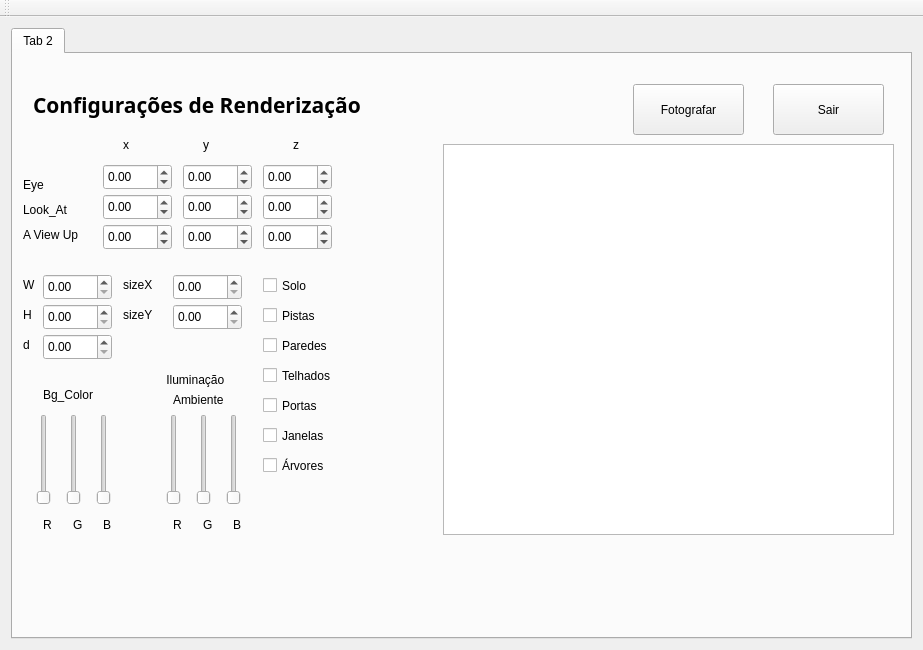
Alexandrecajamos/RayCasting, file mainwindow.ui: the form before one commit.
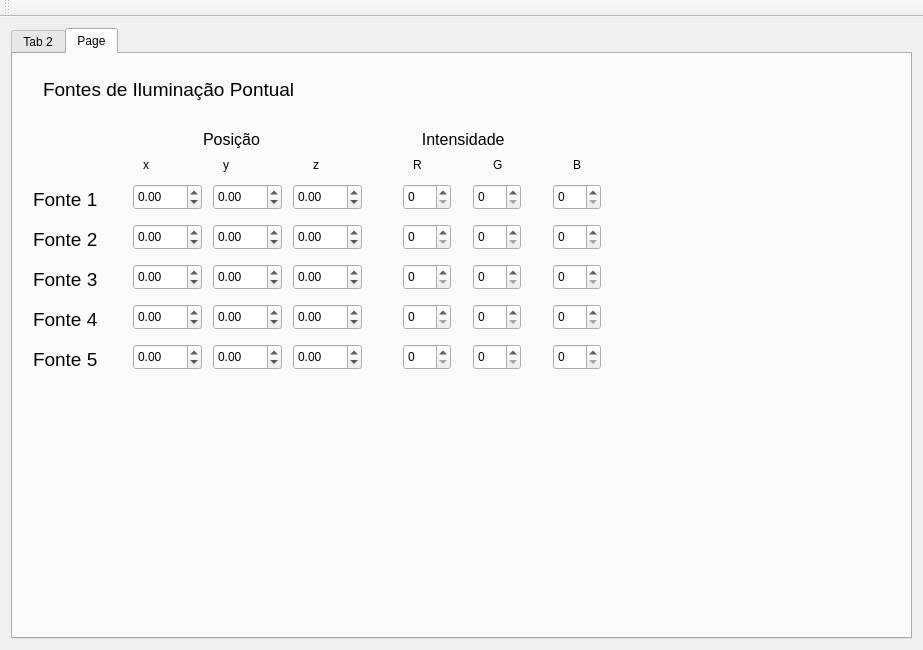
The form after the commit.

Patch:
```diff
--- a/mainwindow.ui
+++ b/mainwindow.ui
@@ -24,7 +24,7 @@
     <item>
      <widget class="QTabWidget" name="tabWidget">
       <property name="currentIndex">
-       <number>0</number>
+       <number>1</number>
       </property>
       <widget class="QWidget" name="tab_2">
        <attribute name="title">
@@ -730,14 +730,676 @@
        <widget class="QGraphicsView" name="graphicsView">
         <property name="geometry">
          <rect>
-          <x>430</x>
-          <y>90</y>
-          <width>451</width>
-          <height>391</height>
+          <x>370</x>
+          <y>100</y>
+          <width>521</width>
+          <height>471</height>
          </rect>
         </property>
        </widget>
       </widget>
+      <widget class="QWidget" name="tab">
+       <attribute name="title">
+        <string>Page</string>
+       </attribute>
+       <widget class="QDoubleSpinBox" name="Eye_y_2">
+        <property name="geometry">
+         <rect>
+          <x>200</x>
+          <y>130</y>
+          <width>69</width>
+          <height>26</height>
+         </rect>
+        </property>
+        <property name="minimum">
+         <double>-9990.000000000000000</double>
+        </property>
+        <property name="maximum">
+         <double>9999.989999999999782</double>
+        </property>
+       </widget>
+       <widget class="QLabel" name="label_17">
+        <property name="geometry">
+         <rect>
+          <x>210</x>
+          <y>100</y>
+          <width>16</width>
+          <height>21</height>
+         </rect>
+        </property>
+        <property name="text">
+         <string>y</string>
+        </property>
+       </widget>
+       <widget class="QDoubleSpinBox" name="Eye_x_2">
+        <property name="geometry">
+         <rect>
+          <x>120</x>
+          <y>130</y>
+          <width>69</width>
+          <height>26</height>
+         </rect>
+        </property>
+        <property name="minimum">
+         <double>-9990.000000000000000</double>
+        </property>
+        <property name="maximum">
+         <double>9999.989999999999782</double>
+        </property>
+       </widget>
+       <widget class="QLabel" name="label_23">
+        <property name="geometry">
+         <rect>
+          <x>130</x>
+          <y>100</y>
+          <width>16</width>
+          <height>21</height>
+         </rect>
+        </property>
+        <property name="text">
+         <string>x</string>
+        </property>
+       </widget>
+       <widget class="QDoubleSpinBox" name="Eye_z_2">
+        <property name="geometry">
+         <rect>
+          <x>280</x>
+          <y>130</y>
+          <width>69</width>
+          <height>26</height>
+         </rect>
+        </property>
+        <property name="minimum">
+         <double>-9990.000000000000000</double>
+        </property>
+        <property name="maximum">
+         <double>9999.989999999999782</double>
+        </property>
+       </widget>
+       <widget class="QLabel" name="label_24">
+        <property name="geometry">
+         <rect>
+          <x>300</x>
+          <y>100</y>
+          <width>16</width>
+          <height>21</height>
+         </rect>
+        </property>
+        <property name="text">
+         <string>z</string>
+        </property>
+       </widget>
+       <widget class="QLabel" name="label_25">
+        <property name="geometry">
+         <rect>
+          <x>480</x>
+          <y>100</y>
+          <width>16</width>
+          <height>21</height>
+         </rect>
+        </property>
+        <property name="text">
+         <string>G</string>
+        </property>
+       </widget>
+       <widget class="QLabel" name="label_26">
+        <property name="geometry">
+         <rect>
+          <x>560</x>
+          <y>100</y>
+          <width>16</width>
+          <height>21</height>
+         </rect>
+        </property>
+        <property name="text">
+         <string>B</string>
+        </property>
+       </widget>
+       <widget class="QLabel" name="label_27">
+        <property name="geometry">
+         <rect>
+          <x>400</x>
+          <y>100</y>
+          <width>16</width>
+          <height>21</height>
+         </rect>
+        </property>
+        <property name="text">
+         <string>R</string>
+        </property>
+       </widget>
+       <widget class="QLabel" name="label_28">
+        <property name="geometry">
+         <rect>
+          <x>30</x>
+          <y>20</y>
+          <width>261</width>
+          <height>31</height>
+         </rect>
+        </property>
+        <property name="font">
+         <font>
+          <pointsize>14</pointsize>
+         </font>
+        </property>
+        <property name="text">
+         <string>Fontes de Iluminação Pontual</string>
+        </property>
+       </widget>
+       <widget class="QLabel" name="label_29">
+        <property name="geometry">
+         <rect>
+          <x>20</x>
+          <y>130</y>
+          <width>81</width>
+          <height>31</height>
+         </rect>
+        </property>
+        <property name="font">
+         <font>
+          <pointsize>14</pointsize>
+         </font>
+        </property>
+        <property name="text">
+         <string>Fonte 1 </string>
+        </property>
+       </widget>
+       <widget class="QLabel" name="label_30">
+        <property name="geometry">
+         <rect>
+          <x>190</x>
+          <y>70</y>
+          <width>81</width>
+          <height>31</height>
+         </rect>
+        </property>
+        <property name="font">
+         <font>
+          <pointsize>12</pointsize>
+         </font>
+        </property>
+        <property name="text">
+         <string>Posição</string>
+        </property>
+       </widget>
+       <widget class="QDoubleSpinBox" name="Eye_z_3">
+        <property name="geometry">
+         <rect>
+          <x>280</x>
+          <y>170</y>
+          <width>69</width>
+          <height>26</height>
+         </rect>
+        </property>
+        <property name="minimum">
+         <double>-9990.000000000000000</double>
+        </property>
+        <property name="maximum">
+         <double>9999.989999999999782</double>
+        </property>
+       </widget>
+       <widget class="QDoubleSpinBox" name="Eye_x_6">
+        <property name="geometry">
+         <rect>
+          <x>120</x>
+          <y>170</y>
+          <width>69</width>
+          <height>26</height>
+         </rect>
+        </property>
+        <property name="minimum">
+         <double>-9990.000000000000000</double>
+        </property>
+        <property name="maximum">
+         <double>9999.989999999999782</double>
+        </property>
+       </widget>
+       <widget class="QLabel" name="label_31">
+        <property name="geometry">
+         <rect>
+          <x>20</x>
+          <y>170</y>
+          <width>81</width>
+          <height>31</height>
+         </rect>
+        </property>
+        <property name="font">
+         <font>
+          <pointsize>14</pointsize>
+         </font>
+        </property>
+        <property name="text">
+         <string>Fonte 2</string>
+        </property>
+       </widget>
+       <widget class="QDoubleSpinBox" name="Eye_y_3">
+        <property name="geometry">
+         <rect>
+          <x>200</x>
+          <y>170</y>
+          <width>69</width>
+          <height>26</height>
+         </rect>
+        </property>
+        <property name="minimum">
+         <double>-9990.000000000000000</double>
+        </property>
+        <property name="maximum">
+         <double>9999.989999999999782</double>
+        </property>
+       </widget>
+       <widget class="QDoubleSpinBox" name="Eye_z_4">
+        <property name="geometry">
+         <rect>
+          <x>280</x>
+          <y>210</y>
+          <width>69</width>
+          <height>26</height>
+         </rect>
+        </property>
+        <property name="minimum">
+         <double>-9990.000000000000000</double>
+        </property>
+        <property name="maximum">
+         <double>9999.989999999999782</double>
+        </property>
+       </widget>
+       <widget class="QDoubleSpinBox" name="Eye_x_10">
+        <property name="geometry">
+         <rect>
+          <x>120</x>
+          <y>210</y>
+          <width>69</width>
+          <height>26</height>
+         </rect>
+        </property>
+        <property name="minimum">
+         <double>-9990.000000000000000</double>
+        </property>
+        <property name="maximum">
+         <double>9999.989999999999782</double>
+        </property>
+       </widget>
+       <widget class="QLabel" name="label_32">
+        <property name="geometry">
+         <rect>
+          <x>20</x>
+          <y>210</y>
+          <width>81</width>
+          <height>31</height>
+         </rect>
+        </property>
+        <property name="font">
+         <font>
+          <pointsize>14</pointsize>
+         </font>
+        </property>
+        <property name="text">
+         <string>Fonte 3</string>
+        </property>
+       </widget>
+       <widget class="QDoubleSpinBox" name="Eye_y_4">
+        <property name="geometry">
+         <rect>
+          <x>200</x>
+          <y>210</y>
+          <width>69</width>
+          <height>26</height>
+         </rect>
+        </property>
+        <property name="minimum">
+         <double>-9990.000000000000000</double>
+        </property>
+        <property name="maximum">
+         <double>9999.989999999999782</double>
+        </property>
+       </widget>
+       <widget class="QDoubleSpinBox" name="Eye_z_5">
+        <property name="geometry">
+         <rect>
+          <x>280</x>
+          <y>250</y>
+          <width>69</width>
+          <height>26</height>
+         </rect>
+        </property>
+        <property name="minimum">
+         <double>-9990.000000000000000</double>
+        </property>
+        <property name="maximum">
+         <double>9999.989999999999782</double>
+        </property>
+       </widget>
+       <widget class="QDoubleSpinBox" name="Eye_x_14">
+        <property name="geometry">
+         <rect>
+          <x>120</x>
+          <y>250</y>
+          <width>69</width>
+          <height>26</height>
+         </rect>
+        </property>
+        <property name="minimum">
+         <double>-9990.000000000000000</double>
+        </property>
+        <property name="maximum">
+         <double>9999.989999999999782</double>
+        </property>
+       </widget>
+       <widget class="QLabel" name="label_33">
+        <property name="geometry">
+         <rect>
+          <x>20</x>
+          <y>250</y>
+          <width>81</width>
+          <height>31</height>
+         </rect>
+        </property>
+        <property name="font">
+         <font>
+          <pointsize>14</pointsize>
+         </font>
+        </property>
+        <property name="text">
+         <string>Fonte 4</string>
+        </property>
+       </widget>
+       <widget class="QDoubleSpinBox" name="Eye_y_5">
+        <property name="geometry">
+         <rect>
+          <x>200</x>
+          <y>250</y>
+          <width>69</width>
+          <height>26</height>
+         </rect>
+        </property>
+        <property name="minimum">
+         <double>-9990.000000000000000</double>
+        </property>
+        <property name="maximum">
+         <double>9999.989999999999782</double>
+        </property>
+       </widget>
+       <widget class="QDoubleSpinBox" name="Eye_z_6">
+        <property name="geometry">
+         <rect>
+          <x>280</x>
+          <y>290</y>
+          <width>69</width>
+          <height>26</height>
+         </rect>
+        </property>
+        <property name="minimum">
+         <double>-9990.000000000000000</double>
+        </property>
+        <property name="maximum">
+         <double>9999.989999999999782</double>
+        </property>
+       </widget>
+       <widget class="QDoubleSpinBox" name="Eye_x_18">
+        <property name="geometry">
+         <rect>
+          <x>120</x>
+          <y>290</y>
+          <width>69</width>
+          <height>26</height>
+         </rect>
+        </property>
+        <property name="minimum">
+         <double>-9990.000000000000000</double>
+        </property>
+        <property name="maximum">
+         <double>9999.989999999999782</double>
+        </property>
+       </widget>
+       <widget class="QLabel" name="label_34">
+        <property name="geometry">
+         <rect>
+          <x>20</x>
+          <y>290</y>
+          <width>81</width>
+          <height>31</height>
+         </rect>
+        </property>
+        <property name="font">
+         <font>
+          <pointsize>14</pointsize>
+         </font>
+        </property>
+        <property name="text">
+         <string>Fonte 5</string>
+        </property>
+       </widget>
+       <widget class="QDoubleSpinBox" name="Eye_y_6">
+        <property name="geometry">
+         <rect>
+          <x>200</x>
+          <y>290</y>
+          <width>69</width>
+          <height>26</height>
+         </rect>
+        </property>
+        <property name="minimum">
+         <double>-9990.000000000000000</double>
+        </property>
+        <property name="maximum">
+         <double>9999.989999999999782</double>
+        </property>
+       </widget>
+       <widget class="QLabel" name="label_35">
+        <property name="geometry">
+         <rect>
+          <x>400</x>
+          <y>70</y>
+          <width>131</width>
+          <height>31</height>
+         </rect>
+        </property>
+        <property name="font">
+         <font>
+          <pointsize>12</pointsize>
+         </font>
+        </property>
+        <property name="text">
+         <string>  Intensidade</string>
+        </property>
+       </widget>
+       <widget class="QSpinBox" name="spinBox">
+        <property name="geometry">
+         <rect>
+          <x>390</x>
+          <y>130</y>
+          <width>48</width>
+          <height>26</height>
+         </rect>
+        </property>
+        <property name="maximum">
+         <number>255</number>
+        </property>
+       </widget>
+       <widget class="QSpinBox" name="spinBox_2">
+        <property name="geometry">
+         <rect>
+          <x>460</x>
+          <y>130</y>
+          <width>48</width>
+          <height>26</height>
+         </rect>
+        </property>
+        <property name="maximum">
+         <number>255</number>
+        </property>
+       </widget>
+       <widget class="QSpinBox" name="spinBox_3">
+        <property name="geometry">
+         <rect>
+          <x>540</x>
+          <y>130</y>
+          <width>48</width>
+          <height>26</height>
+         </rect>
+        </property>
+        <property name="maximum">
+         <number>255</number>
+        </property>
+       </widget>
+       <widget class="QSpinBox" name="spinBox_4">
+        <property name="geometry">
+         <rect>
+          <x>540</x>
+          <y>170</y>
+          <width>48</width>
+          <height>26</height>
+         </rect>
+        </property>
+        <property name="maximum">
+         <number>255</number>
+        </property>
+       </widget>
+       <widget class="QSpinBox" name="spinBox_5">
+        <property name="geometry">
+         <rect>
+          <x>460</x>
+          <y>170</y>
+          <width>48</width>
+          <height>26</height>
+         </rect>
+        </property>
+        <property name="maximum">
+         <number>255</number>
+        </property>
+       </widget>
+       <widget class="QSpinBox" name="spinBox_6">
+        <property name="geometry">
+         <rect>
+          <x>390</x>
+          <y>170</y>
+          <width>48</width>
+          <height>26</height>
+         </rect>
+        </property>
+        <property name="maximum">
+         <number>255</number>
+        </property>
+       </widget>
+       <widget class="QSpinBox" name="spinBox_7">
+        <property name="geometry">
+         <rect>
+          <x>540</x>
+          <y>210</y>
+          <width>48</width>
+          <height>26</height>
+         </rect>
+        </property>
+        <property name="maximum">
+         <number>255</number>
+        </property>
+       </widget>
+       <widget class="QSpinBox" name="spinBox_8">
+        <property name="geometry">
+         <rect>
+          <x>460</x>
+          <y>210</y>
+          <width>48</width>
+          <height>26</height>
+         </rect>
+        </property>
+        <property name="maximum">
+         <number>255</number>
+        </property>
+       </widget>
+       <widget class="QSpinBox" name="spinBox_9">
+        <property name="geometry">
+         <rect>
+          <x>390</x>
+          <y>210</y>
+          <width>48</width>
+          <height>26</height>
+         </rect>
+        </property>
+        <property name="maximum">
+         <number>255</number>
+        </property>
+       </widget>
+       <widget class="QSpinBox" name="spinBox_10">
+        <property name="geometry">
+         <rect>
+          <x>540</x>
+          <y>290</y>
+          <width>48</width>
+          <height>26</height>
+         </rect>
+        </property>
+        <property name="maximum">
+         <number>255</number>
+        </property>
+       </widget>
+       <widget class="QSpinBox" name="spinBox_11">
+        <property name="geometry">
+         <rect>
+          <x>460</x>
+          <y>290</y>
+          <width>48</width>
+          <height>26</height>
+         </rect>
+        </property>
+        <property name="maximum">
+         <number>255</number>
+        </property>
+       </widget>
+       <widget class="QSpinBox" name="spinBox_12">
+        <property name="geometry">
+         <rect>
+          <x>540</x>
+          <y>250</y>
+          <width>48</width>
+          <height>26</height>
+         </rect>
+        </property>
+        <property name="maximum">
+         <number>255</number>
+        </property>
+       </widget>
+       <widget class="QSpinBox" name="spinBox_13">
+        <property name="geometry">
+         <rect>
+          <x>460</x>
+          <y>250</y>
+          <width>48</width>
+          <height>26</height>
+         </rect>
+        </property>
+        <property name="maximum">
+         <number>255</number>
+        </property>
+       </widget>
+       <widget class="QSpinBox" name="spinBox_14">
+        <property name="geometry">
+         <rect>
+          <x>390</x>
+          <y>250</y>
+          <width>48</width>
+          <height>26</height>
+         </rect>
+        </property>
+        <property name="maximum">
+         <number>255</number>
+        </property>
+       </widget>
+       <widget class="QSpinBox" name="spinBox_15">
+        <property name="geometry">
+         <rect>
+          <x>390</x>
+          <y>290</y>
+          <width>48</width>
+          <height>26</height>
+         </rect>
+        </property>
+        <property name="maximum">
+         <number>255</number>
+        </property>
+       </widget>
+      </widget>
      </widget>
     </item>
    </layout>
```
Left out of the diff: 2 changed lines with no effect on the pictures.
